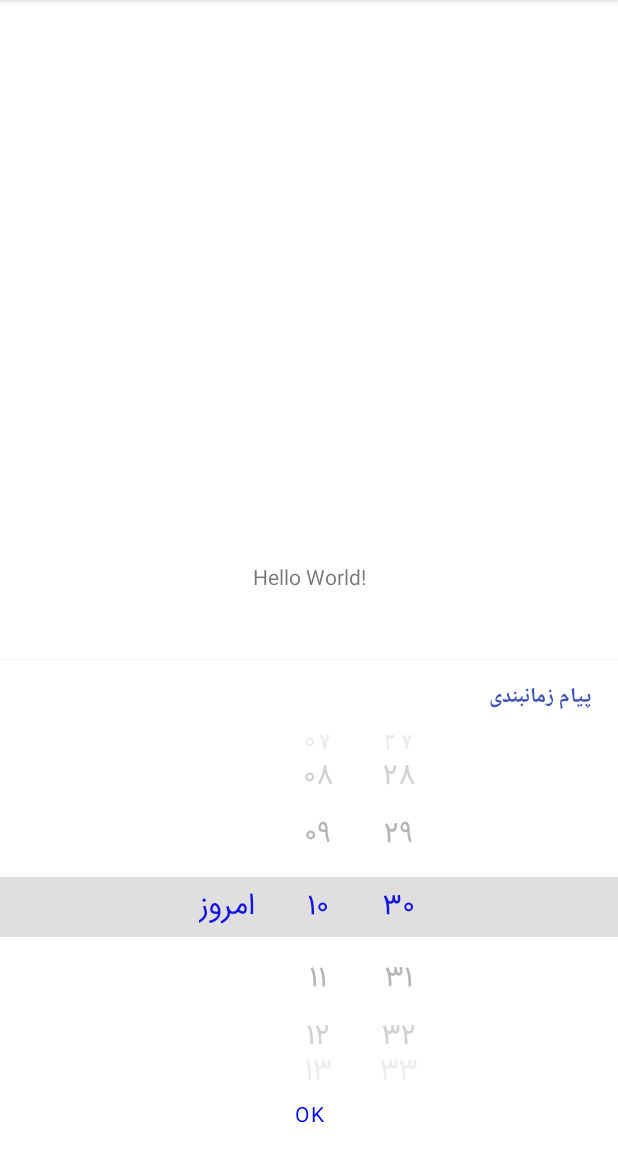
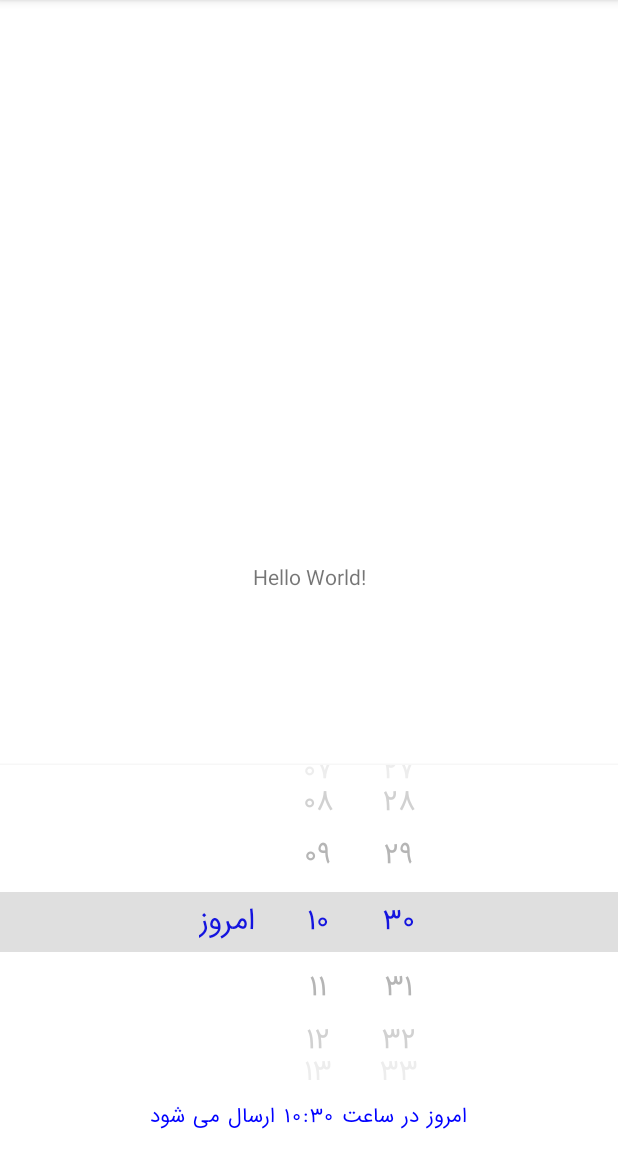
Before and after one commit to abolfazlghanbari23/DateAndTimePicker, an Android app: the screen it shows after launch (MainActivity), on a phone screen of 412 x 824 dp, the part 84-1236 px from its top. Run offline under Robolectric (Android 15) with nearby library versions, the phone set to English and light mode, and no system bars; libraries missing offline, so code that uses them is left out: saman.zamani.persiandate; 7 statements that could not run were skipped.

Commit message:
fix ok button

```diff
--- a/dateandtimepicker/src/main/java/eu/siacs/dateandtimepicker/dialog/SingleDateAndTimePickerDialog.java
+++ b/dateandtimepicker/src/main/java/eu/siacs/dateandtimepicker/dialog/SingleDateAndTimePickerDialog.java
@@ -58,6 +58,7 @@ public class SingleDateAndTimePickerDialog extends BaseDialog {
             @Override
             public void onLoaded(View view) {
                 init(view);
+
                 if (displayListener != null) {
                     displayListener.onDisplayed(picker);
                 }
@@ -194,7 +195,17 @@ public class SingleDateAndTimePickerDialog extends BaseDialog {
         picker.setDisplayHours(displayHours);
 
         buttonOk.setTypeface(typeface);
+        Date date1=new Date();
+        String hour1 = dateHelper.getHour(date1, true) < 10 ? "0" + dateHelper.getHour(date1, true) : dateHelper.getHour(date1, true) + "";
+        String minute1 = dateHelper.getMinuteOf(date1) < 10 ? "0" + dateHelper.getMinuteOf(date1) : dateHelper.getMinuteOf(date1) + "";
+        if (DateHelper.compareDateIgnoreTime(date1, dateHelper.today()) == 0) {
+            buttonOk.setText(view.getContext().getResources().getString(R.string.send_today_at, hour1 + ":" + minute1));
+        } else {
 
+            PersianDate persianDate = new PersianDate(date1);
+            buttonOk.setText(view.getContext().getResources().getString(R.string.send_at, persianDate.getShDay() + " " + persianDate.monthName() + " " + persianDate.getShYear(), hour1 + ":" + minute1));
+
+        }
 
         picker.addOnDateChangedListener((displayed, date) -> {
             String hour = dateHelper.getHour(date, true) < 10 ? "0" + dateHelper.getHour(date, true) : dateHelper.getHour(date, true) + "";
--- a/dateandtimepicker/src/main/res/layout-v21/bottom_sheet_picker_bottom_sheet.xml
+++ b/dateandtimepicker/src/main/res/layout-v21/bottom_sheet_picker_bottom_sheet.xml
@@ -19,6 +19,7 @@
         <FrameLayout
             android:layout_width="match_parent"
             android:layout_height="50dp"
+            android:visibility="gone"
             >
 
 
@@ -41,7 +42,7 @@
         <eu.siacs.dateandtimepicker.SingleDateAndTimePicker
             android:id="@+id/picker"
             android:layout_width="match_parent"
-            android:layout_height="230dp"
+            android:layout_height="210dp"
             android:layout_weight="1"
             app:picker_curved="true"
             app:picker_cyclic="true"
@@ -55,9 +56,10 @@
             android:layout_width="match_parent"
             android:layout_height="wrap_content"
             android:layout_gravity="end|center_vertical"
+            android:layout_marginRight="20dp"
+            android:layout_marginLeft="20dp"
             android:gravity="center"
             android:background="?android:attr/selectableItemBackground"
-            android:text="@android:string/ok"
             android:textAllCaps="true"
             android:textColor="@color/picker_button_background_selected"
             android:textStyle="bold"
--- a/dateandtimepicker/src/main/res/layout/bottom_sheet_picker_bottom_sheet.xml
+++ b/dateandtimepicker/src/main/res/layout/bottom_sheet_picker_bottom_sheet.xml
@@ -13,11 +13,10 @@
         android:background="@android:color/white"
         android:elevation="4dp"
         android:orientation="vertical"
-        >
-
-        <FrameLayout
+        > <FrameLayout
         android:layout_width="match_parent"
         android:layout_height="50dp"
+        android:visibility="gone"
         >
 
         <TextView
@@ -38,6 +37,8 @@
 
     </FrameLayout>
 
+
+
         <eu.siacs.dateandtimepicker.SingleDateAndTimePicker
             android:id="@+id/picker"
             android:layout_width="match_parent"
@@ -54,9 +55,12 @@
             android:minWidth="80dp"
             android:layout_width="match_parent"
             android:layout_height="wrap_content"
+            android:layout_marginRight="20dp"
+            android:layout_marginLeft="20dp"
             android:layout_gravity="end|center_vertical"
             android:gravity="center"
             android:background="?android:attr/selectableItemBackground"
+
             android:textAllCaps="true"
             android:textColor="@color/picker_button_background_selected"
             android:textStyle="bold"
--- a/dateandtimepicker/src/main/res/values/colors.xml
+++ b/dateandtimepicker/src/main/res/values/colors.xml
@@ -1,7 +1,7 @@
 <?xml version="1.0" encoding="utf-8"?>
 <resources>
-    <color name="picker_background">#3F51B5</color>
-    <color name="picker_button_background_selected">#3F51B5</color>
+    <color name="picker_background">#5EB53F</color>
+    <color name="picker_button_background_selected">#8CB53F</color>
     <color name="picker_button_background">@android:color/white</color>
     <color name="picker_button_background_innactive">#BDBDBD</color>
     <color name="picker_default_text_color">#999</color>
```
Also changed, not shown: app/src/main/java/eu/siacs/dateandtimepicker/MainActivity.kt (+6 -3 lines). Lines whose indentation alone changed are shown as unchanged.
